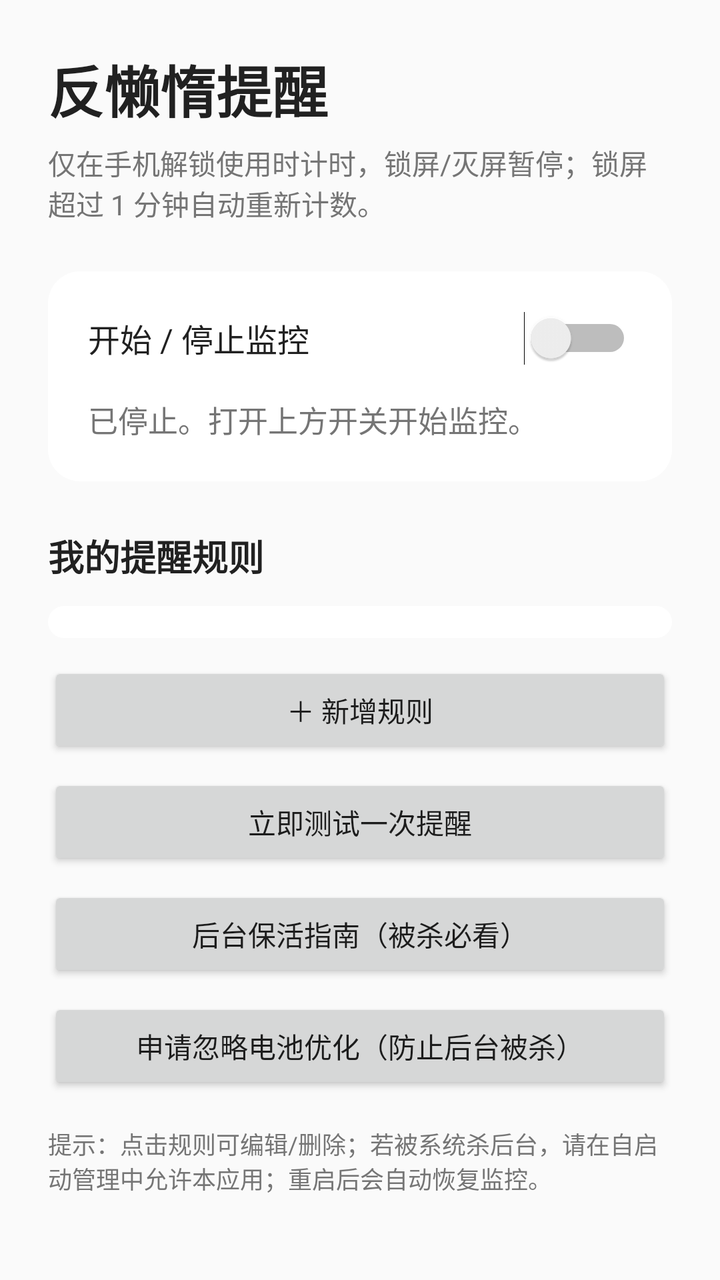
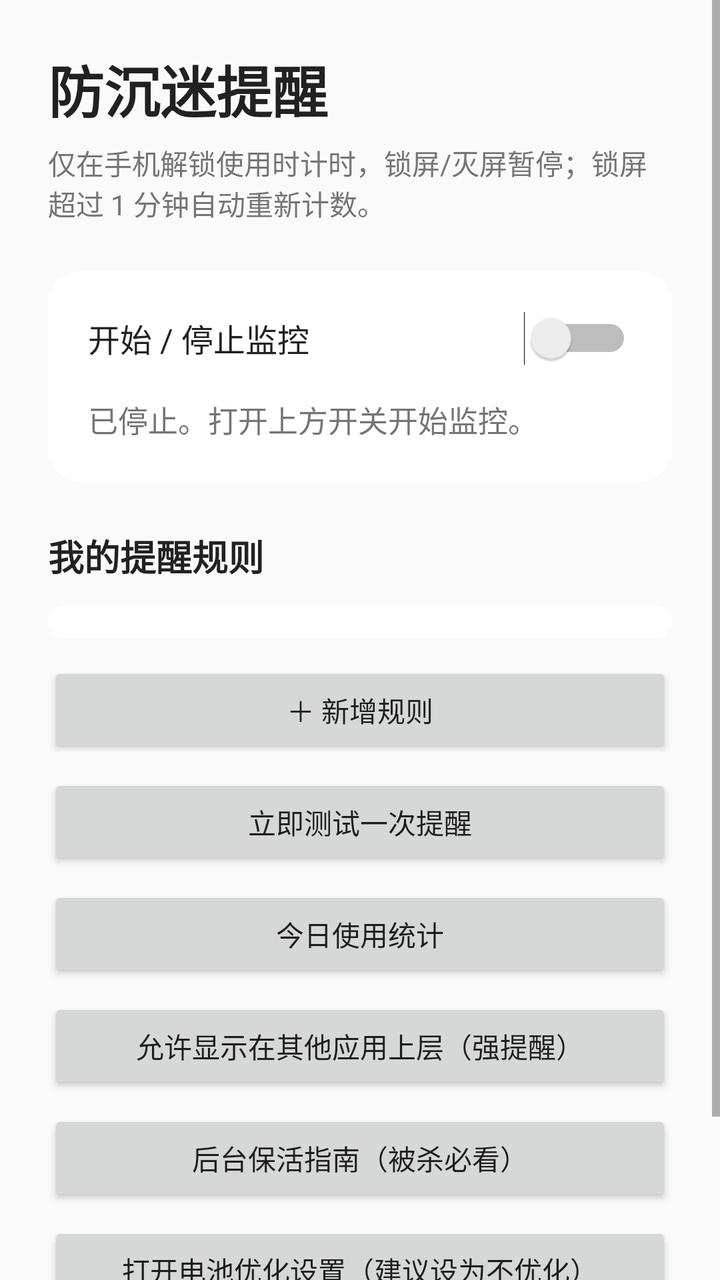

Two renders of the same Android screen: before a commit and after it. Below are the layout's source before the change and the commit's diff.
<!-- AndroidManifest.xml: application theme Theme.AntiLazy -->
<!-- res/layout/activity_main.xml -->
<?xml version="1.0" encoding="utf-8"?>
<ScrollView xmlns:android="http://schemas.android.com/apk/res/android"
    android:layout_width="match_parent"
    android:layout_height="match_parent"
    android:background="@color/bg"
    android:fillViewport="true">

    <LinearLayout
        android:layout_width="match_parent"
        android:layout_height="wrap_content"
        android:orientation="vertical"
        android:padding="24dp">

        <TextView
            android:id="@+id/tv_title"
            android:layout_width="wrap_content"
            android:layout_height="wrap_content"
            android:text="@string/app_name"
            android:textColor="@color/text_primary"
            android:textSize="28sp"
            android:textStyle="bold" />

        <TextView
            android:id="@+id/tv_subtitle"
            android:layout_width="match_parent"
            android:layout_height="wrap_content"
            android:layout_marginTop="6dp"
            android:text="@string/subtitle"
            android:textColor="@color/text_secondary"
            android:textSize="14sp" />

        <LinearLayout
            android:layout_width="match_parent"
            android:layout_height="wrap_content"
            android:layout_marginTop="24dp"
            android:background="@drawable/bg_card"
            android:orientation="vertical"
            android:padding="20dp">

            <Switch
                android:id="@+id/sw_toggle"
                android:layout_width="match_parent"
                android:layout_height="wrap_content"
                android:text="@string/toggle_label"
                android:textColor="@color/text_primary"
                android:textSize="16sp" />

            <TextView
                android:id="@+id/tv_status"
                android:layout_width="match_parent"
                android:layout_height="wrap_content"
                android:layout_marginTop="16dp"
                android:text="@string/status_stopped"
                android:textColor="@color/text_secondary"
                android:textSize="15sp" />

        </LinearLayout>

        <TextView
            android:id="@+id/tv_rules_label"
            android:layout_width="wrap_content"
            android:layout_height="wrap_content"
            android:layout_marginTop="24dp"
            android:text="@string/rules_section_title"
            android:textColor="@color/text_primary"
            android:textSize="18sp"
            android:textStyle="bold" />

        <LinearLayout
            android:id="@+id/ll_rules"
            android:layout_width="match_parent"
            android:layout_height="wrap_content"
            android:layout_marginTop="12dp"
            android:background="@drawable/bg_card"
            android:orientation="vertical"
            android:paddingStart="20dp"
            android:paddingTop="8dp"
            android:paddingEnd="20dp"
            android:paddingBottom="8dp" />

        <Button
            android:id="@+id/btn_add_rule"
            android:layout_width="match_parent"
            android:layout_height="wrap_content"
            android:layout_marginTop="12dp"
            android:text="@string/add_rule" />

        <Button
            android:id="@+id/btn_test"
            android:layout_width="match_parent"
            android:layout_height="wrap_content"
            android:layout_marginTop="8dp"
            android:text="@string/test_button" />

        <Button
            android:id="@+id/btn_guide"
            android:layout_width="match_parent"
            android:layout_height="wrap_content"
            android:layout_marginTop="8dp"
            android:text="@string/guide_button" />

        <Button
            android:id="@+id/btn_battery"
            android:layout_width="match_parent"
            android:layout_height="wrap_content"
            android:layout_marginTop="8dp"
            android:text="@string/battery_request" />

        <TextView
            android:id="@+id/tv_footer"
            android:layout_width="match_parent"
            android:layout_height="wrap_content"
            android:layout_marginTop="16dp"
            android:text="@string/footer_hint"
            android:textColor="@color/text_secondary"
            android:textSize="12sp" />

    </LinearLayout>
</ScrollView>
<!-- resources referenced by this layout -->
<resources>
  <color name="bg">#FAFAFA</color>
  <color name="text_primary">#212121</color>
  <color name="text_secondary">#757575</color>
  <!-- drawable bg_card (drawable) -->
  <?xml version="1.0" encoding="utf-8"?>
  <shape xmlns:android="http://schemas.android.com/apk/res/android" android:shape="rectangle">
      <solid android:color="#FFFFFF" />
      <corners android:radius="16dp" />
  </shape>
  <string name="add_rule">＋ 新增规则</string>
  <string name="app_name">反懒惰提醒</string>
  <string name="battery_request">申请忽略电池优化（防止后台被杀）</string>
  <string name="footer_hint">提示：点击规则可编辑/删除；若被系统杀后台，请在自启动管理中允许本应用；重启后会自动恢复监控。</string>
  <string name="guide_button">后台保活指南（被杀必看）</string>
  <string name="rules_section_title">我的提醒规则</string>
  <string name="status_stopped">已停止。打开上方开关开始监控。</string>
  <string name="subtitle">仅在手机解锁使用时计时，锁屏/灭屏暂停；锁屏超过 1 分钟自动重新计数。</string>
  <string name="test_button">立即测试一次提醒</string>
  <string name="toggle_label">开始 / 停止监控</string>
  <style name="Theme.AntiLazy" parent="android:Theme.Material.Light.NoActionBar">
          <item name="android:colorPrimary">@color/brand</item>
          <item name="android:colorPrimaryDark">@color/brand_dark</item>
          <item name="android:colorAccent">@color/brand</item>
          <item name="android:statusBarColor">@color/brand_dark</item>
      </style>
  <color name="brand">#F4511E</color>
  <color name="brand_dark">#BF360C</color>
</resources>

<!-- the commit's change to res/layout/activity_main.xml (unified diff, before → after) -->
@@ -2,7 +2,6 @@
 <ScrollView xmlns:android="http://schemas.android.com/apk/res/android"
     android:layout_width="match_parent"
     android:layout_height="match_parent"
-    android:background="@color/bg"
     android:fillViewport="true">
 
     <LinearLayout
@@ -93,6 +92,20 @@
             android:text="@string/test_button" />
 
         <Button
+            android:id="@+id/btn_usage"
+            android:layout_width="match_parent"
+            android:layout_height="wrap_content"
+            android:layout_marginTop="8dp"
+            android:text="@string/usage_button" />
+
+        <Button
+            android:id="@+id/btn_overlay"
+            android:layout_width="match_parent"
+            android:layout_height="wrap_content"
+            android:layout_marginTop="8dp"
+            android:text="@string/overlay_request" />
+
+        <Button
             android:id="@+id/btn_guide"
             android:layout_width="match_parent"
             android:layout_height="wrap_content"
<!-- resource entries referenced after the edit -->
@@ -10,20 +10,23 @@
       <corners android:radius="16dp" />
   </shape>
   <string name="add_rule">＋ 新增规则</string>
-  <string name="app_name">反懒惰提醒</string>
-  <string name="battery_request">申请忽略电池优化（防止后台被杀）</string>
+  <string name="app_name">防沉迷提醒</string>
+  <string name="battery_request">打开电池优化设置（建议设为不优化）</string>
   <string name="footer_hint">提示：点击规则可编辑/删除；若被系统杀后台，请在自启动管理中允许本应用；重启后会自动恢复监控。</string>
   <string name="guide_button">后台保活指南（被杀必看）</string>
+  <string name="overlay_request">允许显示在其他应用上层（强提醒）</string>
   <string name="rules_section_title">我的提醒规则</string>
   <string name="status_stopped">已停止。打开上方开关开始监控。</string>
   <string name="subtitle">仅在手机解锁使用时计时，锁屏/灭屏暂停；锁屏超过 1 分钟自动重新计数。</string>
   <string name="test_button">立即测试一次提醒</string>
   <string name="toggle_label">开始 / 停止监控</string>
+  <string name="usage_button">今日使用统计</string>
   <style name="Theme.AntiLazy" parent="android:Theme.Material.Light.NoActionBar">
           <item name="android:colorPrimary">@color/brand</item>
           <item name="android:colorPrimaryDark">@color/brand_dark</item>
           <item name="android:colorAccent">@color/brand</item>
           <item name="android:statusBarColor">@color/brand_dark</item>
+          <item name="android:windowBackground">@color/bg</item>
       </style>
   <color name="brand">#F4511E</color>
   <color name="brand_dark">#BF360C</color>
